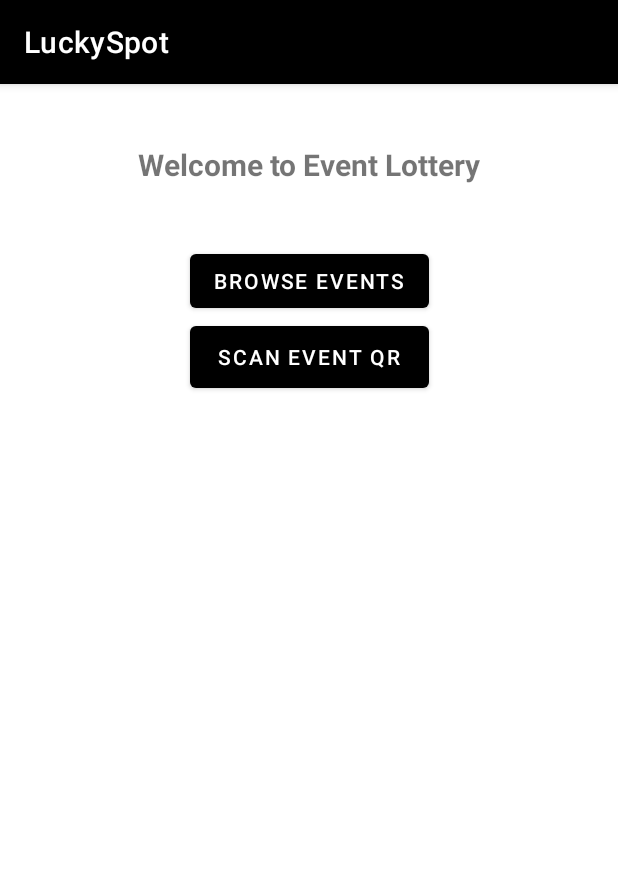
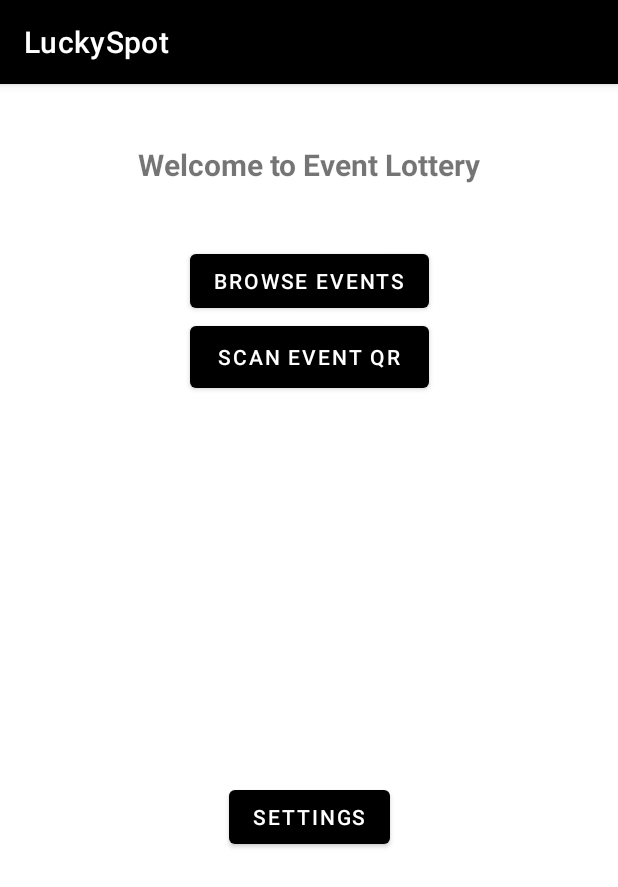
Before and after one commit to amk237/event-app, an Android app: the MainActivity screen opened directly, with no data from a screen before it, on a phone screen of 412 x 824 dp. Shown: the top 887 px of the screen. Run offline under Robolectric (Android 15) with nearby library versions, the light colour scheme and no system bars; libraries missing offline, so code that uses them is left out: com.journeyapps.barcodescanner.

Commit message:
SettingsButton fixed (#93)
* Addded item_event.xml for WIP US 01.01.01 and 01.01.02

* Added EventListAdapter class (handles join / leave waiting list)

* Added BrowseEventsActivity class, WIP(US 01.01.03 & 01.01.04)

* US 01.01.01 to 01.01.04 done

* Modified activity_settings.xml WIP(US 1.02.01 to 1.02.04)

* Back Button in the action bar enabled

* US 01.02.01 and 01.02.02 complete

* DeleteProfile Method added (US 01.02.04)

* Completed US 01.02.01 to 01.02.04 (SettingsActivity.java)

* Bug fixes after merging with main

* Fixed Settings Button

```diff
--- a/app/src/main/java/com/example/event_app/SettingsActivity.java
+++ b/app/src/main/java/com/example/event_app/SettingsActivity.java
@@ -207,10 +207,10 @@
                                 Toast.makeText(this, "Profile deleted", Toast.LENGTH_SHORT).show();
                                 // sign out
                                 auth.signOut();
-
-                                // Redirect to MainActivity
-                                Intent intent = new Intent(SettingsActivity.this, MainActivity.class);
-                                intent.addFlags(Intent.FLAG_ACTIVITY_CLEAR_TOP | Intent.FLAG_ACTIVITY_NEW_TASK);
+                                // Redirect to SplashActivity so normal login/profile flow runs again
+                                Intent intent = new Intent(SettingsActivity.this, SplashActivity.class);
+                                // Clear the whole task so user can't go "back" into a dead state
+                                intent.addFlags(Intent.FLAG_ACTIVITY_NEW_TASK | Intent.FLAG_ACTIVITY_CLEAR_TASK);
                                 startActivity(intent);
                                 finish();
                             })
--- a/app/src/main/res/layout/activity_main.xml
+++ b/app/src/main/res/layout/activity_main.xml
@@ -44,5 +44,15 @@
         app:layout_constraintTop_toBottomOf="@+id/btnBrowseEvents" />
 
     <!-- Settings Button -->
+    <Button
+        android:id="@+id/btnSettings"
+        android:layout_width="wrap_content"
+        android:layout_height="wrap_content"
+        android:onClick="launchSettings"
+        android:text="Settings"
+        app:layout_constraintBottom_toBottomOf="parent"
+        app:layout_constraintEnd_toEndOf="parent"
+        app:layout_constraintStart_toStartOf="parent"
+        app:layout_constraintTop_toBottomOf="@+id/btnScanQr" />
 
 </androidx.constraintlayout.widget.ConstraintLayout>
```
